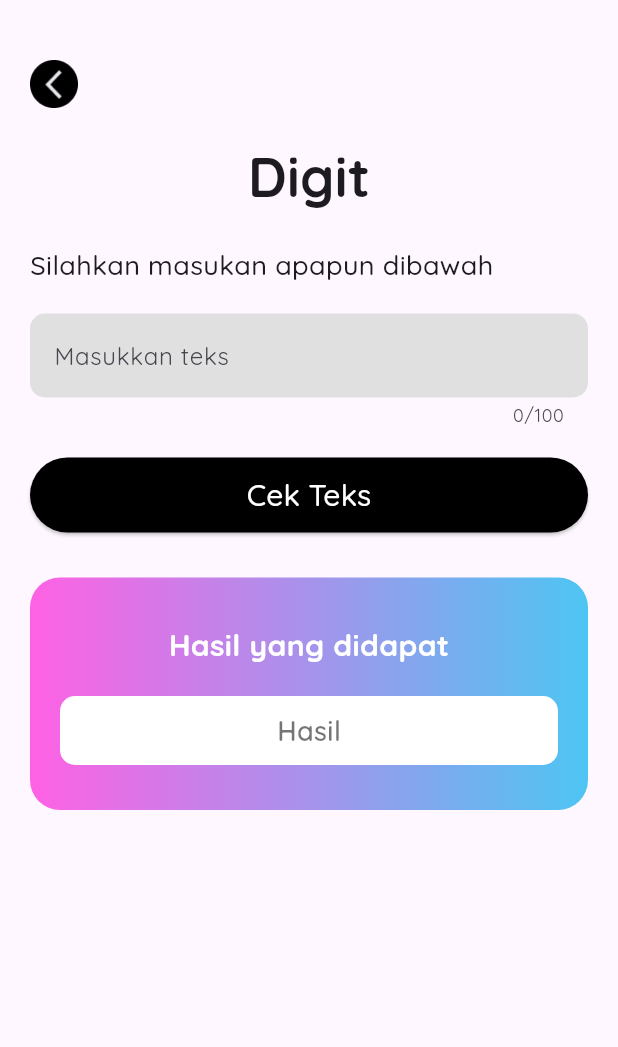
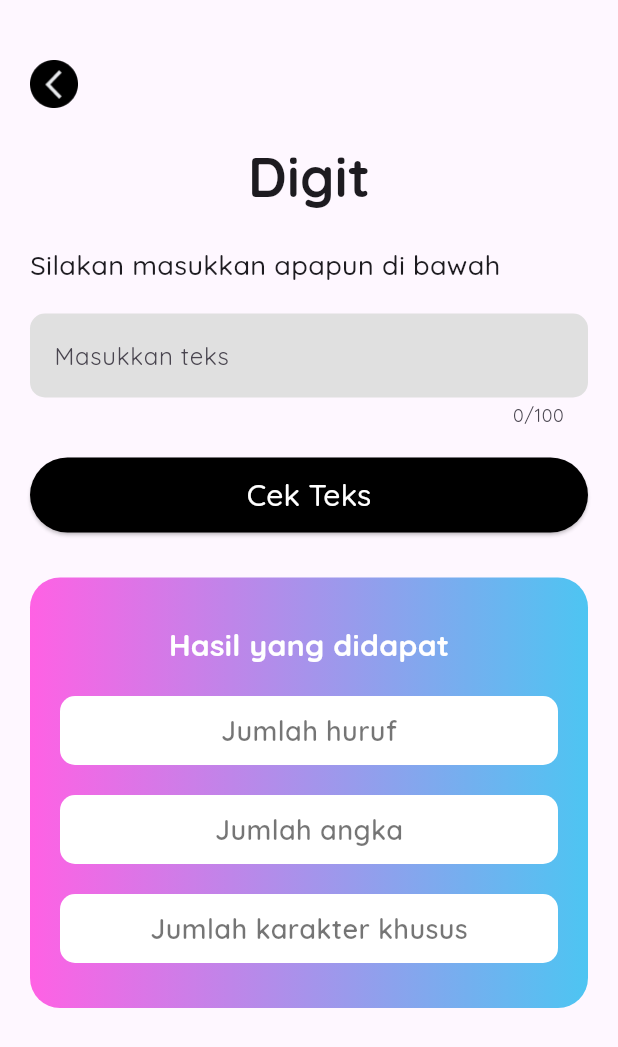
Before and after one commit to Simad9/mobile_tugas1, a Flutter app: the DigitPage screen opened directly, on a phone screen of 412 x 824 dp. Shown: the top 1047 px of the screen. Run offline on Flutter 3.47's test engine with Material 3 defaults, Android fonts, the phone set to English and light mode, and no system bars; our stand-ins replace google_fonts.

Commit message:
additional box

```diff
--- a/lib/pages/menu/digit_page.dart
+++ b/lib/pages/menu/digit_page.dart
@@ -11,7 +11,10 @@ class DigitPage extends StatefulWidget {
 class _DigitPageState extends State<DigitPage> {
   final TextEditingController textController = TextEditingController();
   final FocusNode _focusNode = FocusNode();
-  String result = "Hasil";
+  String resultHuruf = "Jumlah huruf";
+  String resultAngka = "Jumlah angka";
+  String resultKarakter = "Jumlah karakter khusus";
+
   String errorText = "";
   void cek() {
     if (textController.text.isEmpty) {
@@ -41,9 +44,9 @@ class _DigitPageState extends State<DigitPage> {
       }
     }
     setState(() {
-      result = 'Huruf: $letterCount, '
-          'Digit: $digitCount, '
-          'Karakter Khusus: $specialCharCount';
+      resultHuruf = 'Huruf: $letterCount';
+      resultAngka = 'Angka: $digitCount';
+      resultKarakter = 'Karakter Khusus: $specialCharCount';
       errorText = "";
     });
     _focusNode.unfocus();
@@ -88,7 +91,7 @@ class _DigitPageState extends State<DigitPage> {
               ),
               SizedBox(height: 20),
               Text(
-                "Silahkan masukan apapun dibawah",
+                "Silakan masukkan apapun di bawah",
                 style: TextStyle(fontSize: 18, fontWeight: FontWeight.w500),
               ),
               SizedBox(height: 20),
@@ -166,7 +169,43 @@ class _DigitPageState extends State<DigitPage> {
                       ),
                       child: Center(
                         child: Text(
-                          result == "Hasil" ? "Hasil" : result,
+                          resultHuruf == "Hasil" ? "Hasil" : resultHuruf,
+                          style: TextStyle(
+                              fontSize: 18,
+                              color: Colors.black54,
+                              fontWeight: FontWeight.w600),
+                        ),
+                      ),
+                    ),
+                    SizedBox(height: 20),
+                    Container(
+                      width: double.infinity,
+                      padding: EdgeInsets.all(10),
+                      decoration: BoxDecoration(
+                        borderRadius: BorderRadius.circular(10),
+                        color: Colors.white,
+                      ),
+                      child: Center(
+                        child: Text(
+                          resultAngka == "Hasil" ? "Hasil" : resultAngka,
+                          style: TextStyle(
+                              fontSize: 18,
+                              color: Colors.black54,
+                              fontWeight: FontWeight.w600),
+                        ),
+                      ),
+                    ),
+                    SizedBox(height: 20),
+                    Container(
+                      width: double.infinity,
+                      padding: EdgeInsets.all(10),
+                      decoration: BoxDecoration(
+                        borderRadius: BorderRadius.circular(10),
+                        color: Colors.white,
+                      ),
+                      child: Center(
+                        child: Text(
+                          resultKarakter == "Hasil" ? "Hasil" : resultKarakter,
                           style: TextStyle(
                               fontSize: 18,
                               color: Colors.black54,
```
